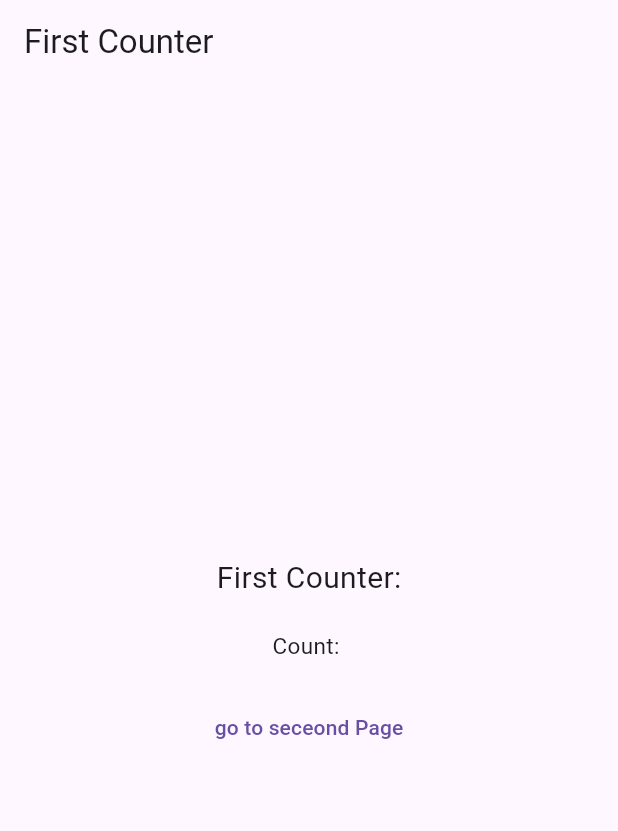
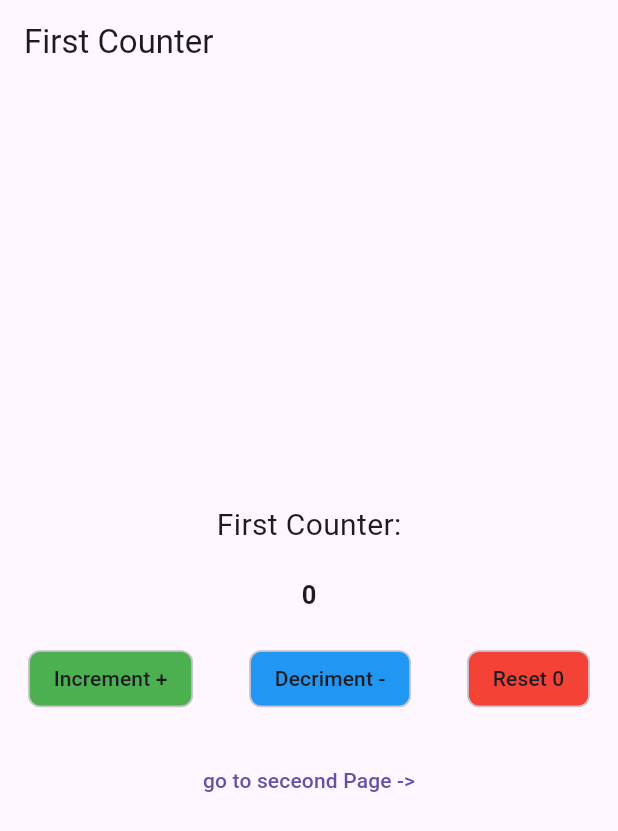
Before and after one commit to SaidurRahman1004/FlutterAdvancePeactise, a Flutter app: the screen it shows after launch, on a phone screen of 412 x 824 dp. Shown: the top 831 px of the screen. Run offline on Flutter 3.47's test engine with Material 3 defaults, Android fonts, the phone set to English and light mode, and no system bars; our stand-ins replace cloud_firestore, equatable, firebase_auth, firebase_core, firebase_messaging, firebase_storage and 7 more; accounts and stored records are empty.

Commit message:
Updated Inherited Provider From Laptop 12Dec2025 3:25 pm

```diff
--- a/lib/ProviderWithInheritedWidgetBasic/Presentation/Screen/screen_one.dart
+++ b/lib/ProviderWithInheritedWidgetBasic/Presentation/Screen/screen_one.dart
@@ -4,63 +4,84 @@ import 'package:fluttert_test_code/ProviderWithInheritedWidgetBasic/Presentation
 import '../Provider/Inherite_widget.dart';
 
 class firstCounter extends StatelessWidget {
-
-   firstCounter({super.key});
-
-
-  final List<Map<String, dynamic>> actions =[
-    {
-      "label":"Increment +",
-     // "onpressed" => counterprovider.incriment();
-
-      "color":Colors.green
-    }
-
-  ];
-
+  firstCounter({super.key});
 
   @override
   Widget build(BuildContext context) {
-    final counterprovider = CounterProviderInheriteWigget.of(context).counterProvider;
+    final counterprovider = CounterProviderInheriteWigget.of(
+      context,
+    ).counterProvider;
+    final List<Map<String, dynamic>> actions = [
+      {
+        "label": "Increment +",
+        "onpressed": () => counterprovider.increment(),
+        "color": Colors.green,
+      },
+
+      {
+        "label": "Decriment -",
+        "onpressed": () => counterprovider.decrement(),
+        "color": Colors.blue,
+      },
+
+      {
+        "label": "Reset 0",
+        "onpressed": () => counterprovider.reset(),
+        "color": Colors.red,
+      },
+    ];
     final count = counterprovider.counter;
     return Scaffold(
-      appBar: AppBar(
-        title: Text("First Counter"),
-      ),
+      appBar: AppBar(title: Text("First Counter")),
       body: Center(
         child: Column(
           mainAxisAlignment: MainAxisAlignment.center,
           children: [
-            Text("First Counter:",style: TextStyle(
-              fontSize: 20
-            ),),
+            Text("First Counter:", style: TextStyle(fontSize: 20)),
 
-            const SizedBox(height: 20,),
+            const SizedBox(height: 20),
 
-            Text("Count: ",
-              style: TextStyle(
-                fontSize: 15
-            ),),
+            ListenableBuilder(
+              listenable: counterprovider,
+              builder: (BuildContext context, Widget? child) {
+                return Text(
+                    counterprovider.counter.toString(),
+                  style: TextStyle(
+                    fontSize:17,
+                    fontWeight: FontWeight.bold,
+                  ),
+                );
+              },
+
+            ),
+            const SizedBox(height: 20),
+
 
             Row(
-              mainAxisAlignment: MainAxisAlignment.center,
-              children: [
-                //
-              ],
-
+              mainAxisAlignment: MainAxisAlignment.spaceAround,
+              children: actions.map((action) {
+                return ActionChip(
+                  label: Text(action['label']),
+                  onPressed: action['onpressed'],
+                  backgroundColor: action['color'],
+                  elevation: 5,
+                );
+              }).toList(),
             ),
 
-            const SizedBox(height: 20,),
-            TextButton(onPressed: (){
-              Navigator.push(context, MaterialPageRoute(builder: (_)=>secondCounter()));
-            }, child: Text("go to seceond Page"))
-
-
-
+            const SizedBox(height: 20),
+            TextButton(
+              onPressed: () {
+                Navigator.push(
+                  context,
+                  MaterialPageRoute(builder: (_) => secondCounter()),
+                );
+              },
+              child: Text("go to seceond Page ->"),
+            ),
           ],
         ),
       ),
-
     );
   }
 }
```
Also changed, not shown: lib/ProviderWithInheritedWidgetBasic/Presentation/Screen/screen_two.dart (+54 -1 lines).
